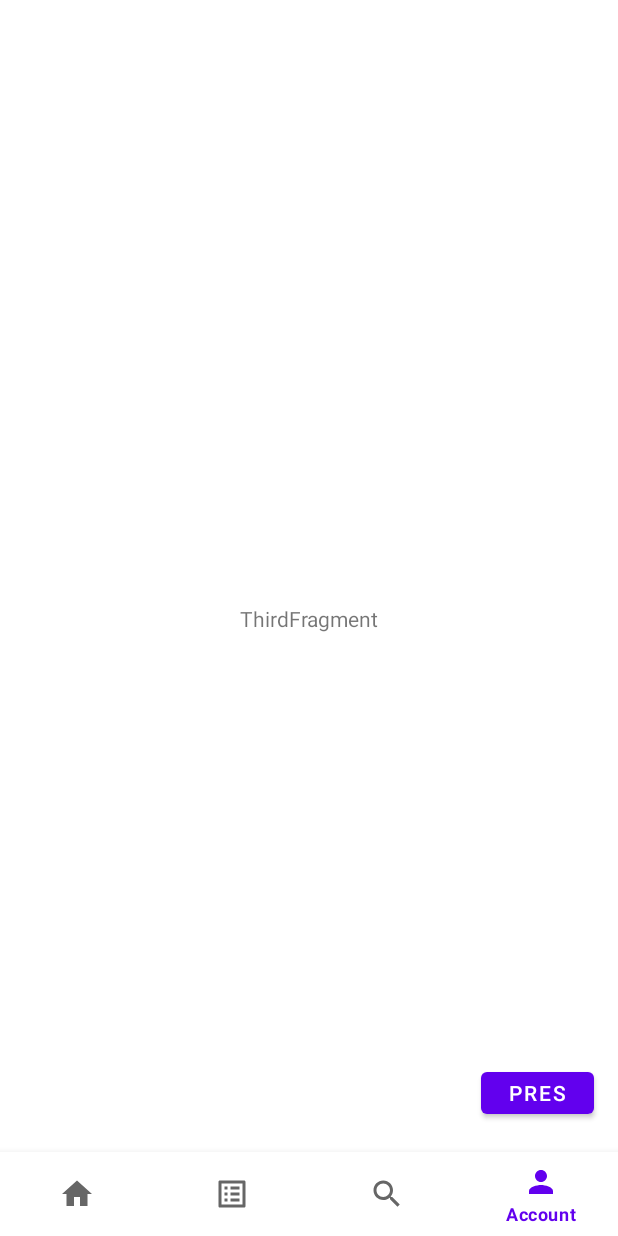
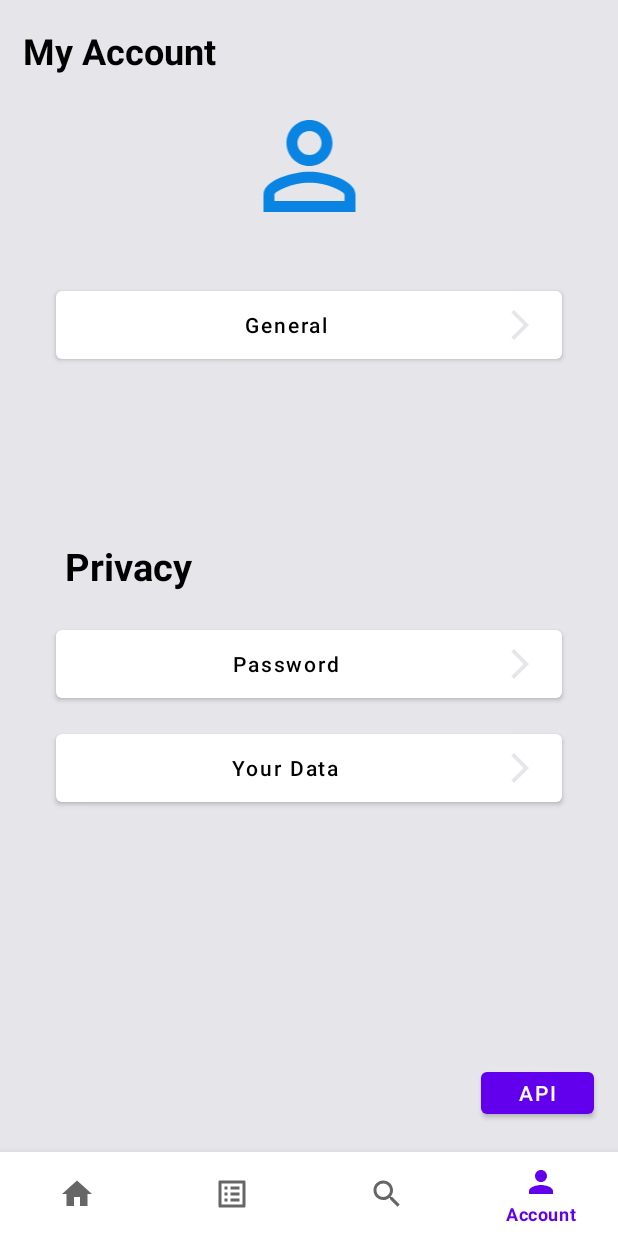
Before and after one commit to apantzar/androidRecipeProject2021, an Android app: the ThirdFragment screen opened through its navigation route, on a phone screen of 412 x 824 dp. Run offline under Robolectric (Android 15) with nearby library versions, the phone set to English and light mode, and no system bars; our stand-ins replace navigation-ui; libraries missing offline, so code that uses them is left out: com.squareup.okhttp.

Commit message:
Account UI added (demo)

```diff
--- a/app/src/main/java/com/pantz/recipepro/ActivityHome.java
+++ b/app/src/main/java/com/pantz/recipepro/ActivityHome.java
@@ -104,6 +104,9 @@ public class ActivityHome extends AppCompatActivity {
     }
 
 
+    /**
+     * For each nav button <- fragment
+     */
     private void theNavFunction(){
 
 
--- a/app/src/main/res/drawable/button_style.xml
+++ b/app/src/main/res/drawable/button_style.xml
@@ -2,14 +2,14 @@
 <selector xmlns:android="http://schemas.android.com/apk/res/android" >
     <item android:state_pressed="true" >
         <shape android:shape="rectangle"  >
-            <corners android:radius="3dip" />
+            <corners android:radius="20dip" />
             <stroke android:width="1dip" android:color="#5e7974" />
             <gradient android:angle="-90" android:startColor="#F2F2F7" android:endColor="#F2F2F7"  />
         </shape>
     </item>
     <item android:state_focused="true">
         <shape android:shape="rectangle"  >
-            <corners android:radius="10dip" />
+            <corners android:radius="20dip" />
             <stroke android:width="1dip" android:color="#F2F2F7" />
             <solid android:color="#F2F2F7"/>
         </shape>
--- /dev/null
+++ b/app/src/main/res/drawable/ic_arrow.xml
@@ -0,0 +1,5 @@
+<vector android:autoMirrored="true" android:height="24dp"
+    android:tint="#FFFFFF" android:viewportHeight="24"
+    android:viewportWidth="24" android:width="24dp" xmlns:android="http://schemas.android.com/apk/res/android">
+    <path android:fillColor="#e5e5ea" android:pathData="M6.23,20.23l1.77,1.77l10,-10l-10,-10l-1.77,1.77l8.23,8.23z"/>
+</vector>
--- /dev/null
+++ b/app/src/main/res/drawable/ic_arrow2.xml
@@ -0,0 +1,5 @@
+<vector android:autoMirrored="true" android:height="24dp"
+    android:tint="#E5E5EA" android:viewportHeight="24"
+    android:viewportWidth="24" android:width="24dp" xmlns:android="http://schemas.android.com/apk/res/android">
+    <path android:fillColor="@android:color/white" android:pathData="M6.23,20.23l1.77,1.77l10,-10l-10,-10l-1.77,1.77l8.23,8.23z"/>
+</vector>
--- /dev/null
+++ b/app/src/main/res/drawable/ic_baseline_person_outline_24.xml
@@ -0,0 +1,5 @@
+<vector android:height="40dp" android:tint="#0984E3"
+    android:viewportHeight="24" android:viewportWidth="24"
+    android:width="40dp" xmlns:android="http://schemas.android.com/apk/res/android">
+    <path android:fillColor="@android:color/white" android:pathData="M12,5.9c1.16,0 2.1,0.94 2.1,2.1s-0.94,2.1 -2.1,2.1S9.9,9.16 9.9,8s0.94,-2.1 2.1,-2.1m0,9c2.97,0 6.1,1.46 6.1,2.1v1.1L5.9,18.1L5.9,17c0,-0.64 3.13,-2.1 6.1,-2.1M12,4C9.79,4 8,5.79 8,8s1.79,4 4,4 4,-1.79 4,-4 -1.79,-4 -4,-4zM12,13c-2.67,0 -8,1.34 -8,4v3h16v-3c0,-2.66 -5.33,-4 -8,-4z"/>
+</vector>
--- a/app/src/main/res/layout/activity_home.xml
+++ b/app/src/main/res/layout/activity_home.xml
@@ -11,7 +11,7 @@
         android:id="@+id/button2"
         android:layout_width="75dp"
         android:layout_height="40dp"
-        android:text="Press me to get API Response"
+        android:text="API"
         app:layout_constraintBottom_toTopOf="@+id/bottomNavigationView"
         app:layout_constraintEnd_toEndOf="parent"
         app:layout_constraintHorizontal_bias="0.952"
--- a/app/src/main/res/layout/fragment_first.xml
+++ b/app/src/main/res/layout/fragment_first.xml
@@ -1,5 +1,5 @@
 <?xml version="1.0" encoding="utf-8"?>
-<androidx.constraintlayout.widget.ConstraintLayout xmlns:android="http://schemas.android.com/apk/res/android"
+<ScrollView xmlns:android="http://schemas.android.com/apk/res/android"
     xmlns:app="http://schemas.android.com/apk/res-auto"
     xmlns:tools="http://schemas.android.com/tools"
     android:id="@+id/firstFragment"
@@ -7,17 +7,15 @@
     android:layout_height="match_parent"
     tools:context=".FirstFragment">
 
-    <TextView
-        android:id="@+id/textView3"
-        android:layout_width="wrap_content"
-        android:layout_height="wrap_content"
-
-        android:text="@string/firstfragment"
+    <androidx.constraintlayout.widget.ConstraintLayout
+        android:layout_width="match_parent"
+        android:layout_height="wrap_content">
 
 
-        app:layout_constraintBottom_toBottomOf="parent"
-        app:layout_constraintEnd_toEndOf="parent"
-        app:layout_constraintStart_toStartOf="parent"
-        app:layout_constraintTop_toTopOf="parent" />
 
-</androidx.constraintlayout.widget.ConstraintLayout>
+
+    </androidx.constraintlayout.widget.ConstraintLayout>
+
+
+
+</ScrollView>
--- a/app/src/main/res/layout/fragment_third.xml
+++ b/app/src/main/res/layout/fragment_third.xml
@@ -5,15 +5,97 @@
     android:id="@+id/thrirdFragment"
     android:layout_width="match_parent"
     android:layout_height="match_parent"
+    android:background="#e5e5ea"
     tools:context=".ThirdFragment">
+
+    <Button
+
+        android:id="@+id/button6"
+        android:layout_width="337dp"
+        android:layout_height="57dp"
+        android:drawableRight="@drawable/ic_arrow2"
+        android:text="Your Data"
+        android:textAllCaps="false"
+        android:textColor="@color/black"
+        app:backgroundTint="#fff"
+        app:layout_constraintBottom_toBottomOf="parent"
+        app:layout_constraintEnd_toEndOf="parent"
+        app:layout_constraintStart_toStartOf="parent"
+        app:layout_constraintTop_toBottomOf="@+id/button3"
+        app:layout_constraintVertical_bias="0.456" />
 
     <TextView
         android:id="@+id/textView4"
         android:layout_width="wrap_content"
         android:layout_height="wrap_content"
-        android:text="@string/thirdfragment"
+        android:text="My Account"
+        android:textColor="@color/black"
+        android:textSize="24sp"
+        android:textStyle="bold"
+        app:backgroundColor="#e5e5ea"
+        app:layout_constraintBottom_toBottomOf="parent"
+        app:layout_constraintEnd_toEndOf="parent"
+        app:layout_constraintHorizontal_bias="0.054"
+        app:layout_constraintStart_toStartOf="parent"
+        app:layout_constraintTop_toTopOf="parent"
+        app:layout_constraintVertical_bias="0.022" />
+
+
+    <Button
+
+        android:textAllCaps="false"
+        android:drawableRight="@drawable/ic_arrow2"
+        android:id="@+id/button3"
+        android:layout_width="337dp"
+        android:layout_height="57dp"
+        android:layout_marginTop="188dp"
+        android:text="General"
+        android:textColor="@color/black"
+        app:backgroundTint="#fff"
+        app:layout_constraintEnd_toEndOf="parent"
+        app:layout_constraintStart_toStartOf="parent"
+        app:layout_constraintTop_toTopOf="parent" />
+
+    <Button
+
+        android:textAllCaps="false"
+        android:drawableRight="@drawable/ic_arrow2"
+        android:id="@+id/button5"
+        android:layout_width="337dp"
+        android:layout_height="57dp"
+        android:text="Password"
+        android:textColor="@color/black"
+        app:backgroundTint="#fff"
         app:layout_constraintBottom_toBottomOf="parent"
         app:layout_constraintEnd_toEndOf="parent"
         app:layout_constraintStart_toStartOf="parent"
-        app:layout_constraintTop_toTopOf="parent" />
+        app:layout_constraintTop_toBottomOf="@+id/button3"
+        app:layout_constraintVertical_bias="0.324" />
+
+    <ImageView
+        android:id="@+id/imageView3"
+        android:layout_width="103dp"
+        android:layout_height="92dp"
+        android:src="@drawable/ic_baseline_person_outline_24"
+        app:layout_constraintBottom_toTopOf="@+id/button3"
+        app:layout_constraintEnd_toEndOf="parent"
+        app:layout_constraintStart_toStartOf="parent"
+        app:layout_constraintTop_toTopOf="parent"
+        app:layout_constraintVertical_bias="0.673" />
+
+    <TextView
+        android:id="@+id/textView3"
+        android:layout_width="wrap_content"
+        android:layout_height="wrap_content"
+        android:text="Privacy"
+        android:textColor="@color/black"
+        android:textSize="25sp"
+        android:textStyle="bold"
+        app:layout_constraintBottom_toTopOf="@+id/button5"
+        app:layout_constraintEnd_toEndOf="parent"
+        app:layout_constraintHorizontal_bias="0.133"
+        app:layout_constraintStart_toStartOf="parent"
+        app:layout_constraintTop_toBottomOf="@+id/button3"
+        app:layout_constraintVertical_bias="0.857" />
+
 </androidx.constraintlayout.widget.ConstraintLayout>
--- a/app/src/main/res/values/strings.xml
+++ b/app/src/main/res/values/strings.xml
@@ -10,4 +10,5 @@
     <string name="textview">TextView</string>
     <string name="thirdfragment">ThirdFragment</string>
     <string name="fourthfragment">FourthFragment</string>
+
 </resources>
```
